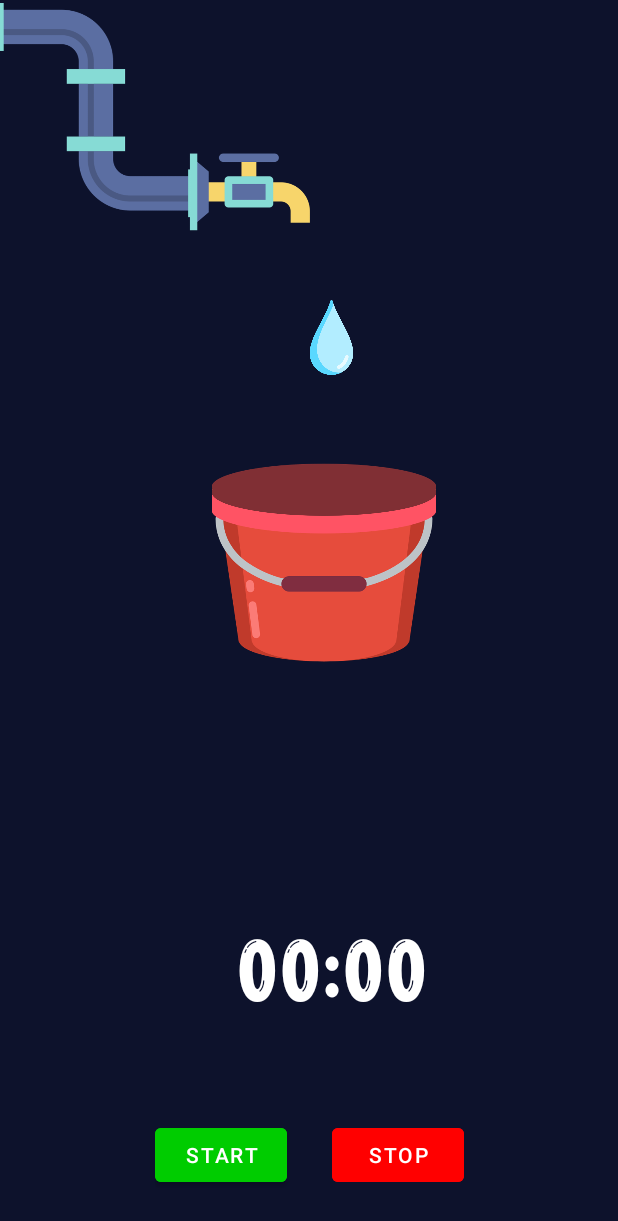
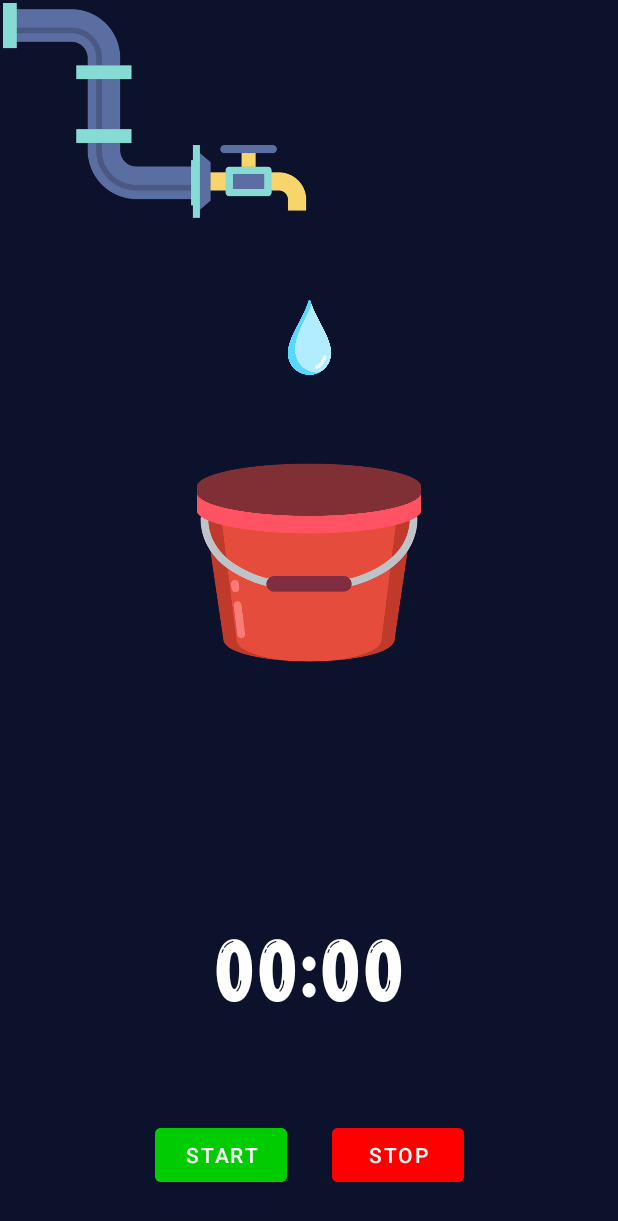
Before and after one commit to isabela-dominguez/AccelerometerAndGyroscope, an Android app: the MainActivity screen opened directly, with no data from a screen before it, on a phone screen of 412 x 824 dp. Shown: the top 1221 px of the screen. Run offline under Robolectric (Android 15) with nearby library versions, the light colour scheme and no system bars; libraries missing offline, so code that uses them is left out: org.tensorflow.lite; 2 statements that could not run were skipped.

Commit message:
fixed layout to fit pixel 3 and moto g6. Acc and gyro vals not saving to csv file, commented

```diff
--- a/app/src/main/java/com/example/accelerometerandgyroscope/neuralNetworkResults.java
+++ b/app/src/main/java/com/example/accelerometerandgyroscope/neuralNetworkResults.java
@@ -95,6 +95,8 @@ public class neuralNetworkResults extends AppCompatActivity{
 
         greatworkout.startAnimation(bttone);
         btnweekly.startAnimation(btthree);
+        probabilities.startAnimation(bttone);
+        exerciseImg.startAnimation(bttone);
 
         String result = neuralNetwork.finalExercisePrediction;
         float prob;
--- a/app/src/main/res/layout/activity_main.xml
+++ b/app/src/main/res/layout/activity_main.xml
@@ -8,15 +8,22 @@
 
     tools:context=".MainActivity">
 
+
+
+
+
+
     <ImageView
         android:id="@+id/imgpage"
         android:src="@drawable/hosefortimer"
         android:alpha="1"
         android:scaleType="fitStart"
-        android:layout_width="220dp"
+        android:layout_width="33mm"
         android:layout_height="200dp"
         android:layout_marginTop="0dp"
-        android:layout_marginStart="-10dp"
+        android:layout_marginStart="0dp"
+        android:paddingLeft="0dp"
+
         app:layout_constraintStart_toStartOf="parent"
         app:layout_constraintTop_toTopOf="parent"
         />
@@ -24,18 +31,18 @@
 
 
 
-    <View
-        android:layout_width="match_parent"
-        android:layout_height="1dp"
-        android:id="@+id/divpageimg"
-        android:layout_marginEnd="26dp"
-        android:layout_marginStart="0dp"
-        android:layout_marginTop="10dp"
+<!--    <View-->
+<!--        android:layout_width="match_parent"-->
+<!--        android:layout_height="1dp"-->
+<!--        android:id="@+id/divpageimg"-->
+<!--        android:layout_marginEnd="26dp"-->
+<!--        android:layout_marginStart="0dp"-->
+<!--        android:layout_marginTop="10dp"-->
 
-        app:layout_constraintEnd_toEndOf="parent"
-        app:layout_constraintStart_toStartOf="parent"
-        app:layout_constraintTop_toBottomOf="@id/imgpage"
-        />
+<!--        app:layout_constraintEnd_toEndOf="parent"-->
+<!--        app:layout_constraintStart_toStartOf="parent"-->
+<!--        app:layout_constraintTop_toBottomOf="@id/imgpage"-->
+<!--        />-->
 
     <ImageView
         android:id="@+id/bucket"
@@ -45,7 +52,7 @@
         android:layout_width="wrap_content"
         android:layout_height="150dp"
         android:layout_marginTop="50dp"
-        android:layout_marginStart="20dp"
+        android:layout_marginStart="0dp"
         app:layout_constraintEnd_toEndOf="parent"
         app:layout_constraintStart_toStartOf="parent"
 
@@ -60,7 +67,7 @@
         android:layout_width="150dp"
         android:layout_height="150dp"
         android:layout_marginTop="0dp"
-        android:layout_marginStart="20dp"
+        android:layout_marginStart="0dp"
         app:layout_constraintEnd_toEndOf="parent"
         app:layout_constraintStart_toStartOf="parent"
 
@@ -75,7 +82,7 @@
         android:layout_width="50dp"
         android:layout_height="50dp"
         android:layout_marginTop="0dp"
-        android:layout_marginStart="30dp"
+        android:layout_marginStart="0dp"
         app:layout_constraintEnd_toEndOf="parent"
         app:layout_constraintStart_toStartOf="parent"
         app:layout_constraintTop_toBottomOf="@id/imgpage"
@@ -92,21 +99,23 @@
         android:layout_width="150dp"
         android:layout_height="150dp"
         android:layout_marginTop="60dp"
-        android:layout_marginStart="20dp"
+        android:layout_marginStart="0dp"
         app:layout_constraintEnd_toEndOf="parent"
         app:layout_constraintStart_toStartOf="parent"
 
         app:layout_constraintTop_toBottomOf="@id/drop"
         />
 
+
+
     <TextView
         android:id="@+id/realtimepredictions"
-        android:layout_width="wrap_content"
+        android:layout_width="match_parent"
         android:layout_height="wrap_content"
         android:layout_marginTop="80dp"
         android:fontFamily="@font/mlight"
         android:textAlignment="center"
-        android:layout_marginStart="20dp"
+        android:layout_marginStart="0dp"
         android:textColor="#FFFFFF"
         android:textSize="30sp"
         app:layout_constraintTop_toBottomOf="@id/bucket"
@@ -118,8 +127,9 @@
 
     <Chronometer
         android:id="@+id/chronometer"
-        android:layout_width="wrap_content"
+        android:layout_width="match_parent"
         android:layout_height="wrap_content"
+        android:textAlignment="center"
         app:layout_constraintEnd_toEndOf="parent"
         android:fontFamily="@font/bubblebobble"
         app:layout_constraintStart_toStartOf="parent"
@@ -127,7 +137,7 @@
         android:layout_marginTop="0dp"
         app:layout_constraintTop_toBottomOf="@id/realtimepredictions"
         app:layout_constraintBottom_toBottomOf="@id/linearLayout"
-        android:layout_marginStart="30dp"
+        android:layout_marginStart="0dp"
         android:textColor="#FFFFFF"
         android:textSize="60sp"
 
```
Also changed, not shown: app/src/main/java/com/example/accelerometerandgyroscope/MainActivity.java (+16 -16 lines), app/src/main/res/layout/activity_excercise_descriptions.xml (+26 -5 lines), app/src/main/res/layout/activity_neural_network_results.xml (+23 -4 lines), app/src/main/res/layout/activity_welcome_page.xml (+27 -3 lines), app/src/main/res/drawable-v24/hosefortimer2.png (added), app/src/main/res/drawable-v24/hosefortimer3.png (added), app/src/main/res/drawable-v24/hosefortimer4small.png (added), app/src/main/res/drawable-v24/hosefortimer5.png (added).
